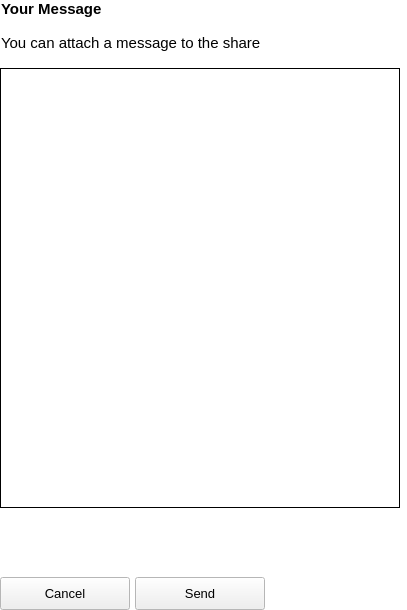
The window that src/gui/shareusermessagewidget.ui (nextmcloud/desktop) describes before a commit, drawn with Qt 5.
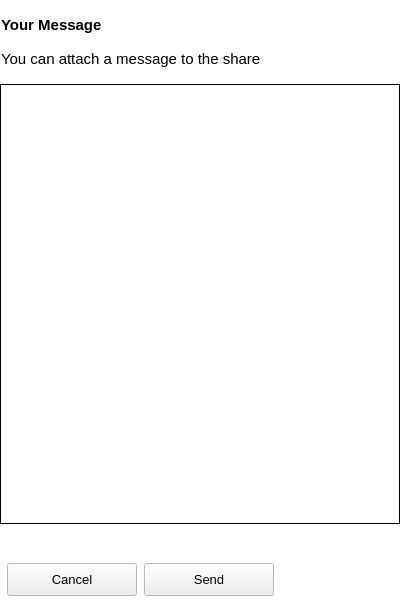
The same window after the commit.

```diff
--- a/src/gui/shareusermessagewidget.ui
+++ b/src/gui/shareusermessagewidget.ui
@@ -7,11 +7,11 @@
     <x>0</x>
     <y>0</y>
     <width>407</width>
-    <height>610</height>
+    <height>615</height>
    </rect>
   </property>
   <property name="sizePolicy">
-   <sizepolicy hsizetype="Fixed" vsizetype="Expanding">
+   <sizepolicy hsizetype="Preferred" vsizetype="Preferred">
     <horstretch>0</horstretch>
     <verstretch>0</verstretch>
    </sizepolicy>
@@ -140,7 +140,7 @@
     <pointsize>10</pointsize>
    </font>
   </property>
-  <layout class="QVBoxLayout" name="verticalLayout_2">
+  <layout class="QVBoxLayout" name="verticalLayout">
    <property name="spacing">
     <number>16</number>
    </property>
@@ -148,13 +148,13 @@
     <number>0</number>
    </property>
    <property name="topMargin">
-    <number>0</number>
+    <number>16</number>
    </property>
    <property name="rightMargin">
     <number>0</number>
    </property>
    <property name="bottomMargin">
-    <number>0</number>
+    <number>16</number>
    </property>
    <item>
     <widget class="QLabel" name="NoteLabel_2">
@@ -446,6 +446,9 @@
      <property name="orientation">
       <enum>Qt::Vertical</enum>
      </property>
+     <property name="sizeType">
+      <enum>QSizePolicy::Fixed</enum>
+     </property>
      <property name="sizeHint" stdset="0">
       <size>
        <width>20</width>
@@ -454,13 +457,10 @@
      </property>
     </spacer>
    </item>
-   <item>
-    <layout class="QVBoxLayout" name="verticalLayout"/>
-   </item>
    <item>
     <layout class="QHBoxLayout" name="horizontalLayout">
      <property name="spacing">
-      <number>5</number>
+      <number>0</number>
      </property>
      <item>
       <widget class="QPushButton" name="cancelButton">
@@ -524,11 +524,11 @@
         <enum>Qt::Horizontal</enum>
        </property>
        <property name="sizeType">
-        <enum>QSizePolicy::Expanding</enum>
+        <enum>QSizePolicy::Fixed</enum>
        </property>
        <property name="sizeHint" stdset="0">
         <size>
-         <width>40</width>
+         <width>124</width>
          <height>13</height>
         </size>
        </property>
```
